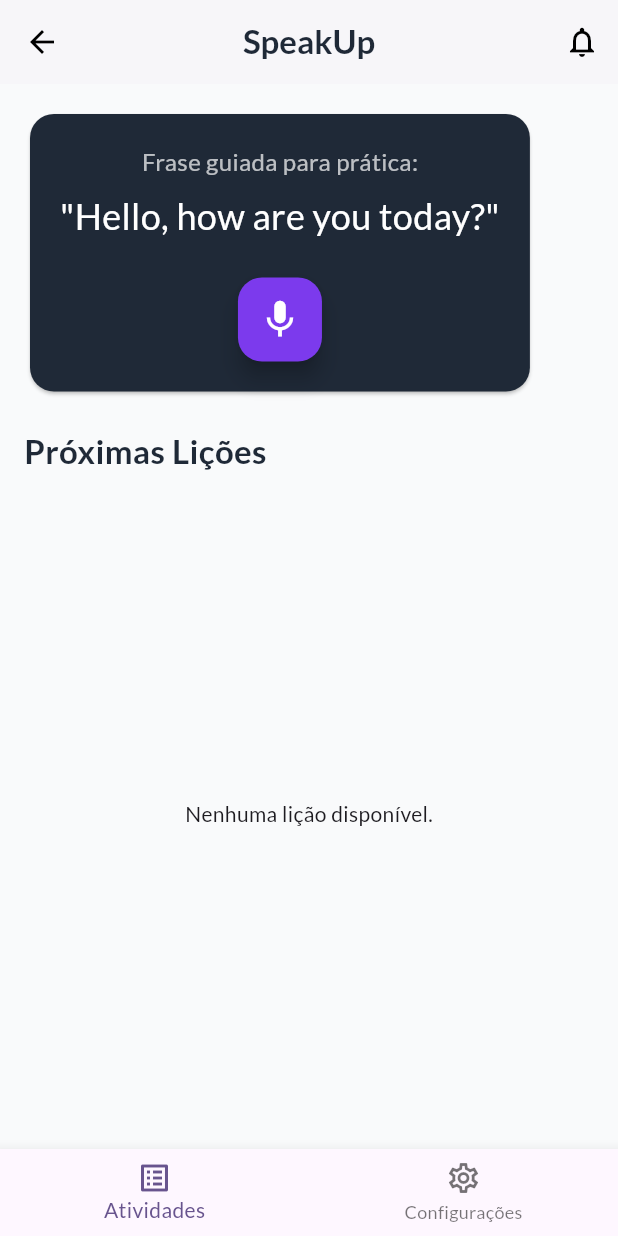
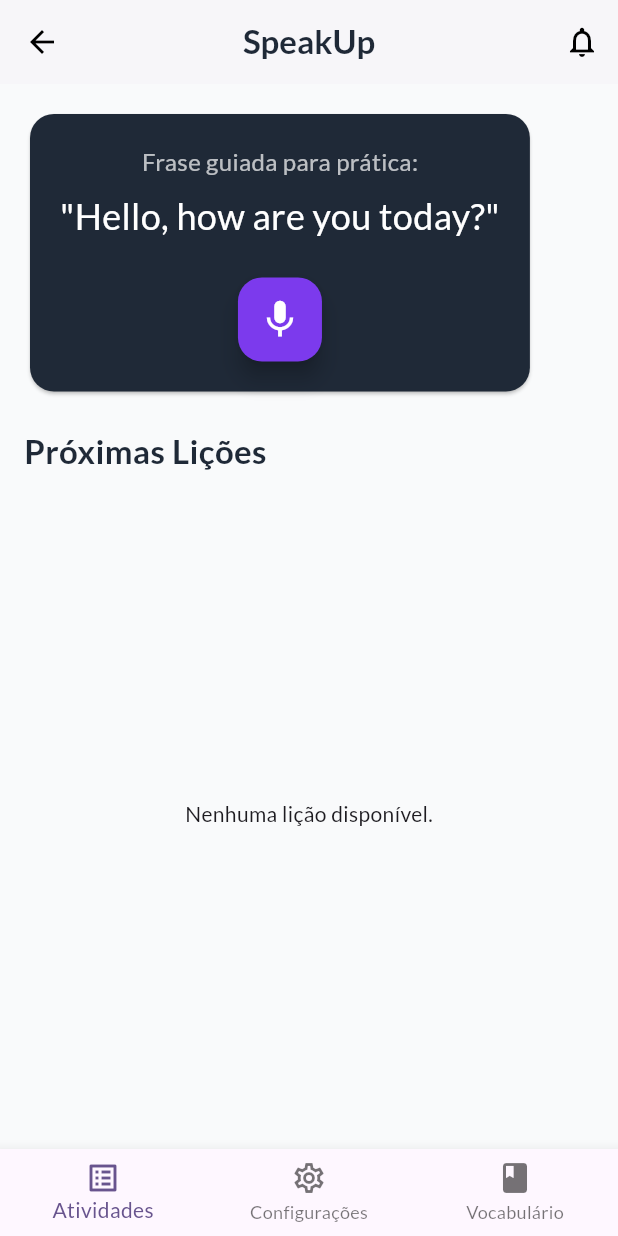
Before and after one commit to MohamedAli989/AtividadeSpeakUp, a Flutter app: the SpeakUpHomeScreen screen opened by its route, on a phone screen of 412 x 824 dp. Run offline on Flutter 3.47's test engine with Material 3 defaults, Android fonts, the phone set to English and light mode, and no system bars; our stand-ins replace cloud_firestore, dots_indicator, flutter_riverpod, google_fonts, permission_handler, shared_preferences and 1 more; missing offline and left inert: record; accounts and stored records are empty.

Commit message:
Add Vocabulary tab to SpeakUpHomeScreen (navigation + import)

```diff
--- a/lib/features/3_content/presentation/pages/speakup_home_screen.dart
+++ b/lib/features/3_content/presentation/pages/speakup_home_screen.dart
@@ -12,6 +12,7 @@ import 'package:pprincipal/features/3_content/domain/entities/lesson.dart';
 import 'package:pprincipal/features/3_content/domain/entities/module.dart';
 import 'package:pprincipal/features/4_profile/presentation/providers/user_provider.dart';
 import 'package:pprincipal/features/3_content/presentation/pages/lesson_screen.dart';
+import 'package:pprincipal/features/3_content/presentation/pages/vocabulary_page.dart';
 import 'package:pprincipal/features/4_profile/presentation/pages/settings_screen.dart';
 import 'package:pprincipal/features/5_notifications/presentation/providers/notification_provider.dart';
 import 'package:pprincipal/features/5_notifications/presentation/pages/notifications_list_page.dart';
@@ -61,6 +62,7 @@ class _SpeakUpHomeScreenState extends ConsumerState<SpeakUpHomeScreen> {
     _widgetOptions = <Widget>[
       _buildActivitiesTabContent(),
       const SettingsScreen(),
+      const VocabularyPage(),
     ];
   }
 
@@ -164,6 +166,7 @@ class _SpeakUpHomeScreenState extends ConsumerState<SpeakUpHomeScreen> {
             icon: Icon(Icons.settings_outlined),
             label: 'Configurações',
           ),
+          BottomNavigationBarItem(icon: Icon(Icons.book), label: 'Vocabulário'),
         ],
         currentIndex: _selectedIndex,
         onTap: _onItemTapped,
```
